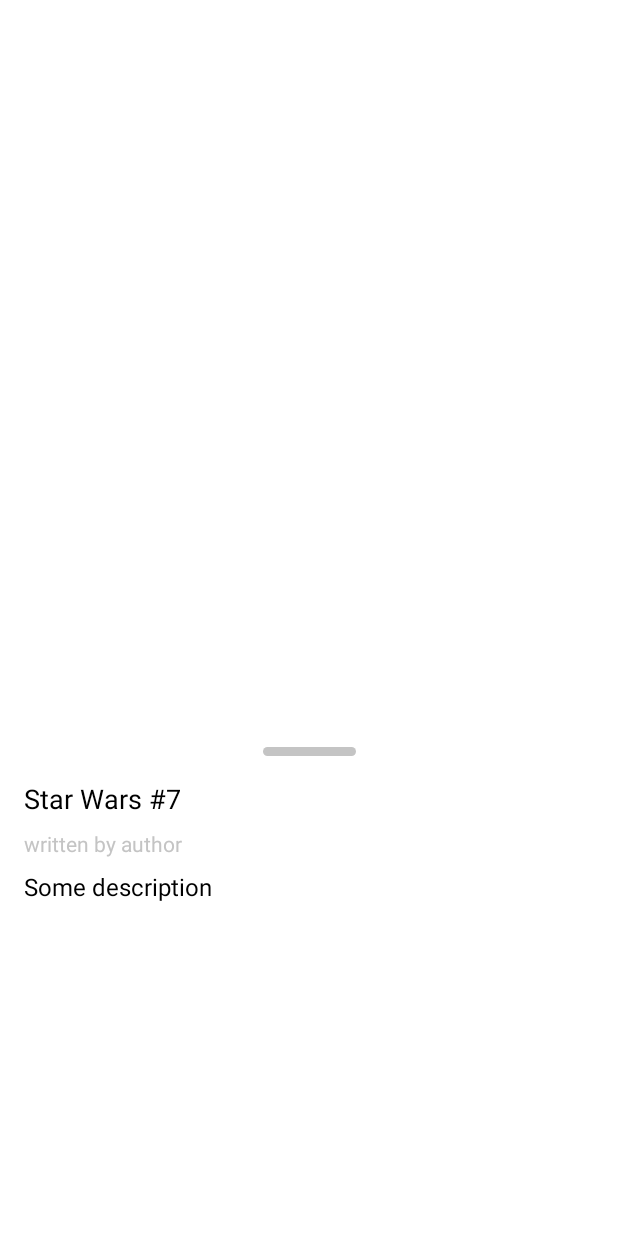
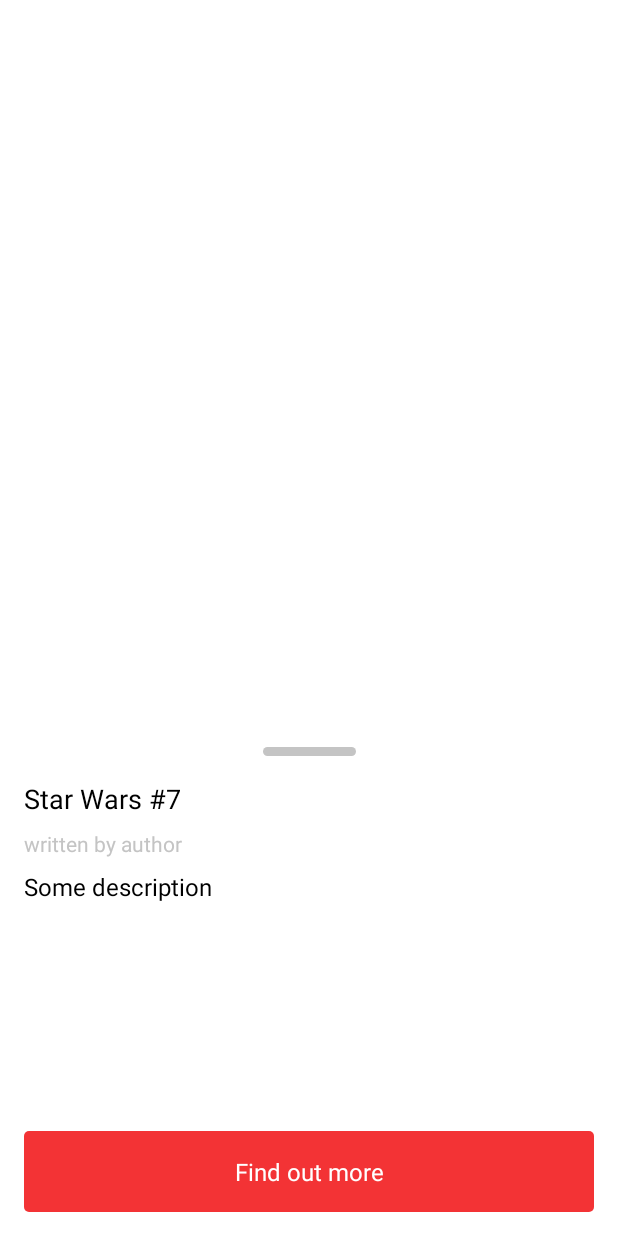
Before and after one commit to lukasz1303/Marvel_App, an Android app: the layout fragment_detail.xml on its own in the app's theme, with its tools: preview values and no code run, on a phone screen of 412 x 824 dp. Run offline under Robolectric (Android 15) with nearby library versions, the phone set to English and light mode, and no system bars.

Commit message:
Add find out more button

```diff
--- a/app/src/main/java/com/example/marvel_app/ComicsAdapter.kt
+++ b/app/src/main/java/com/example/marvel_app/ComicsAdapter.kt
@@ -8,7 +8,8 @@ import androidx.recyclerview.widget.RecyclerView
 import com.example.marvel_app.databinding.ListComicItemBinding
 import com.example.marvel_app.model.Comic
 
-class ComicsAdapter(val onClickListener: OnClickListener) : ListAdapter<Comic, ComicsAdapter.ComicViewHolder>(ComicDiffCallback()) {
+class ComicsAdapter(val onClickListener: OnClickListener) :
+    ListAdapter<Comic, ComicsAdapter.ComicViewHolder>(ComicDiffCallback()) {
 
     class ComicViewHolder(private val binding: ListComicItemBinding) :
         RecyclerView.ViewHolder(binding.root) {
--- a/app/src/main/java/com/example/marvel_app/detail/DetailFragment.kt
+++ b/app/src/main/java/com/example/marvel_app/detail/DetailFragment.kt
@@ -1,5 +1,7 @@
 package com.example.marvel_app.detail
 
+import android.content.Intent
+import android.net.Uri
 import android.os.Bundle
 import androidx.fragment.app.Fragment
 import android.view.LayoutInflater
@@ -17,6 +19,7 @@ class DetailFragment : Fragment() {
         val viewModelFactory = DetailViewModelFactory(comic)
         ViewModelProvider(this, viewModelFactory).get(DetailViewModel::class.java)
     }
+
     override fun onCreateView(
         inflater: LayoutInflater, container: ViewGroup?,
         savedInstanceState: Bundle?
@@ -25,7 +28,15 @@ class DetailFragment : Fragment() {
         binding.lifecycleOwner = this
         binding.viewModel = viewModel
 
-        BottomSheetBehavior.from(binding.bottomSheet).state=BottomSheetBehavior.STATE_COLLAPSED
+        BottomSheetBehavior.from(binding.bottomSheet).state = BottomSheetBehavior.STATE_COLLAPSED
+
+        binding.findOutMoreButton.setOnClickListener {
+            val webIntent = Intent(
+                Intent.ACTION_VIEW,
+                Uri.parse(viewModel.selectedComic.value?.detailUrl)
+            )
+            requireActivity().startActivity(webIntent)
+        }
 
         return binding.root
     }
--- a/app/src/main/java/com/example/marvel_app/detail/DetailViewModel.kt
+++ b/app/src/main/java/com/example/marvel_app/detail/DetailViewModel.kt
@@ -7,10 +7,9 @@ import com.example.marvel_app.model.Comic
 
 class DetailViewModel(comic: Comic) : ViewModel() {
 
-
     private val _selectedComic = MutableLiveData<Comic>()
     val selectedComic: LiveData<Comic>
-    get() = _selectedComic
+        get() = _selectedComic
 
     init {
         _selectedComic.value = comic
--- a/app/src/main/java/com/example/marvel_app/detail/DetailViewModelFactory.kt
+++ b/app/src/main/java/com/example/marvel_app/detail/DetailViewModelFactory.kt
@@ -7,9 +7,9 @@ import java.lang.IllegalArgumentException
 
 class DetailViewModelFactory(
     private val comic: Comic,
-) :ViewModelProvider.Factory {
+) : ViewModelProvider.Factory {
     override fun <T : ViewModel?> create(modelClass: Class<T>): T {
-        if (modelClass.isAssignableFrom(DetailViewModel::class.java)){
+        if (modelClass.isAssignableFrom(DetailViewModel::class.java)) {
             return DetailViewModel(comic) as T
         }
         throw IllegalArgumentException("Unknown ViewModel class")
--- a/app/src/main/java/com/example/marvel_app/home/HomeFragment.kt
+++ b/app/src/main/java/com/example/marvel_app/home/HomeFragment.kt
@@ -55,8 +55,9 @@ class HomeFragment : Fragment() {
         })
 
         viewModel.navigateToSelectedComic.observe(viewLifecycleOwner, Observer {
-            if(null != it){
-                this.findNavController().navigate(HomeFragmentDirections.actionHomeFragmentToDetailFragment(it))
+            if (null != it) {
+                this.findNavController()
+                    .navigate(HomeFragmentDirections.actionHomeFragmentToDetailFragment(it))
                 viewModel.displayComicDetailComplete()
             }
         })
--- a/app/src/main/java/com/example/marvel_app/home/HomeViewModel.kt
+++ b/app/src/main/java/com/example/marvel_app/home/HomeViewModel.kt
@@ -41,11 +41,11 @@ class HomeViewModel : ViewModel() {
         }
     }
 
-    fun displayComicDetail(comic: Comic){
+    fun displayComicDetail(comic: Comic) {
         _navigateToSelectedComic.value = comic
     }
 
-    fun displayComicDetailComplete(){
+    fun displayComicDetailComplete() {
         _navigateToSelectedComic.value = null
     }
 }
--- a/app/src/main/java/com/example/marvel_app/model/Comic.kt
+++ b/app/src/main/java/com/example/marvel_app/model/Comic.kt
@@ -9,5 +9,6 @@ data class Comic(
     val imageUrl: String?,
     val imageExtension: String?,
     val description: String?,
-    val authors: List<String>?
-) :Parcelable
+    val authors: List<String>?,
+    val detailUrl: String?
+) : Parcelable
--- a/app/src/main/java/com/example/marvel_app/network/NetworkComic.kt
+++ b/app/src/main/java/com/example/marvel_app/network/NetworkComic.kt
@@ -27,6 +27,17 @@ fun List<NetworkComic>.asDomainModel(): List<Comic> {
                 }
             }
         }
+        var detailUrl: String? = null
+        itComic.urls?.let {
+            for (url in itComic.urls) {
+                if (url != null) {
+                    if (url.type == "detail") {
+                        detailUrl = url.url
+                        break
+                    }
+                }
+            }
+        }
         var description: String? = null
         itComic.description?.let {
             description = Html.fromHtml(itComic.description, Html.FROM_HTML_MODE_LEGACY).toString()
@@ -36,7 +47,8 @@ fun List<NetworkComic>.asDomainModel(): List<Comic> {
             imageUrl = itComic.thumbnail?.path,
             imageExtension = itComic.thumbnail?.extension,
             description = description,
-            authors = authors
+            authors = authors,
+            detailUrl = detailUrl
         )
     }
 }
--- a/app/src/main/res/drawable/bottom_sheet_background.xml
+++ b/app/src/main/res/drawable/bottom_sheet_background.xml
@@ -3,5 +3,5 @@
     <solid android:color="@color/white" />
     <corners
         android:topLeftRadius="@dimen/bottom_sheet_background_radius"
-        android:topRightRadius="@dimen/bottom_sheet_background_radius"/>
+        android:topRightRadius="@dimen/bottom_sheet_background_radius" />
 </shape>
--- /dev/null
+++ b/app/src/main/res/drawable/button_background.xml
@@ -0,0 +1,5 @@
+<?xml version="1.0" encoding="utf-8"?>
+<shape xmlns:android="http://schemas.android.com/apk/res/android">
+    <solid android:color="@color/strawberry" />
+    <corners android:radius="@dimen/rectangle_up_radius" />
+</shape>
--- a/app/src/main/res/layout/fragment_detail.xml
+++ b/app/src/main/res/layout/fragment_detail.xml
@@ -25,14 +25,16 @@
             android:layout_height="match_parent">
 
             <ImageView
+                android:id="@+id/imageView"
                 android:layout_width="match_parent"
                 android:layout_height="wrap_content"
+                app:image_extension="@{viewModel.selectedComic.imageExtension}"
+                app:image_resolution="@{(1)}"
                 app:image_url="@{viewModel.selectedComic.imageUrl}"
-                app:image_resolution="@{(1)}"
-                app:image_extension="@{viewModel.selectedComic.imageExtension}"
                 app:layout_constraintEnd_toEndOf="parent"
                 app:layout_constraintStart_toStartOf="parent"
-                app:layout_constraintTop_toTopOf="parent" />
+                app:layout_constraintTop_toTopOf="parent"
+                android:contentDescription="@string/comic_image_description" />
 
         </androidx.constraintlayout.widget.ConstraintLayout>
 
@@ -52,7 +54,8 @@
                 android:src="@drawable/rectangle_up"
                 app:layout_constraintEnd_toEndOf="parent"
                 app:layout_constraintStart_toStartOf="parent"
-                app:layout_constraintTop_toTopOf="parent" />
+                app:layout_constraintTop_toTopOf="parent"
+                android:contentDescription="@string/rectangle_up_image_description"/>
 
             <ScrollView
                 android:layout_width="match_parent"
@@ -60,8 +63,9 @@
                 android:layout_marginStart="@dimen/detail_view_margin"
                 android:layout_marginTop="@dimen/detail_view_margin"
                 android:layout_marginEnd="@dimen/detail_view_margin"
+                android:layout_marginBottom="@dimen/detail_scroll_view_bottom_margin"
+                app:layout_constrainedHeight="true"
                 app:layout_constrainedWidth="true"
-                app:layout_constrainedHeight="true"
                 app:layout_constraintBottom_toBottomOf="parent"
                 app:layout_constraintEnd_toEndOf="parent"
                 app:layout_constraintHorizontal_bias="0.0"
@@ -99,7 +103,6 @@
                         android:layout_width="wrap_content"
                         android:layout_height="wrap_content"
                         android:layout_marginTop="@dimen/comic_text_margin"
-                        android:layout_marginBottom="@dimen/detail_view_margin"
                         android:text="@{viewModel.selectedComic.description}"
                         android:textColor="@color/black"
                         android:textSize="@dimen/comic_description_detail_text_size"
@@ -109,5 +112,34 @@
             </ScrollView>
 
         </androidx.constraintlayout.widget.ConstraintLayout>
+
+        <androidx.constraintlayout.widget.ConstraintLayout
+            android:layout_width="match_parent"
+            android:layout_height="match_parent">
+
+            <TextView
+                android:id="@+id/find_out_more_button"
+                android:layout_width="match_parent"
+                android:layout_height="wrap_content"
+                android:layout_marginStart="@dimen/detail_view_margin"
+                android:layout_marginTop="@dimen/detail_view_margin"
+                android:layout_marginEnd="@dimen/detail_view_margin"
+                android:layout_marginBottom="@dimen/find_out_more_button_bottom_margin"
+                android:background="@drawable/button_background"
+                android:gravity="center"
+                android:padding="@dimen/detail_view_margin"
+                android:text="@string/find_out_more"
+                android:textColor="@color/white"
+                android:textSize="@dimen/find_out_more_button_text_size"
+                app:layout_constrainedHeight="true"
+                app:layout_constrainedWidth="true"
+                app:layout_constraintBottom_toBottomOf="parent"
+                app:layout_constraintEnd_toEndOf="parent"
+                app:layout_constraintStart_toStartOf="parent"
+                tools:text="Find out more" />
+
+        </androidx.constraintlayout.widget.ConstraintLayout>
+
+
     </androidx.coordinatorlayout.widget.CoordinatorLayout>
 </layout>
--- a/app/src/main/res/layout/list_comic_item.xml
+++ b/app/src/main/res/layout/list_comic_item.xml
@@ -49,9 +49,9 @@
                         android:layout_width="@dimen/comic_image_width"
                         android:layout_height="wrap_content"
                         android:contentDescription="@string/comic_icon_description"
-                        app:image_url="@{viewHolder.imageUrl}"
+                        app:image_extension="@{viewHolder.imageExtension}"
                         app:image_resolution="@{(0)}"
-                        app:image_extension="@{viewHolder.imageExtension}"/>
+                        app:image_url="@{viewHolder.imageUrl}" />
                 </androidx.cardview.widget.CardView>
 
 
--- a/app/src/main/res/navigation/nav_graph.xml
+++ b/app/src/main/res/navigation/nav_graph.xml
@@ -9,7 +9,7 @@
         android:id="@+id/homeFragment"
         android:name="com.example.marvel_app.home.HomeFragment"
         android:label="fragment_home"
-        tools:layout="@layout/fragment_home" >
+        tools:layout="@layout/fragment_home">
         <action
             android:id="@+id/action_homeFragment_to_detailFragment"
             app:destination="@id/detailFragment" />
@@ -20,7 +20,6 @@
         android:label="DetailFragment">
         <argument
             android:name="selectedComic"
-            app:argType="com.example.marvel_app.model.Comic"
-            />
+            app:argType="com.example.marvel_app.model.Comic" />
     </fragment>
 </navigation>
--- a/app/src/main/res/values/colors.xml
+++ b/app/src/main/res/values/colors.xml
@@ -9,4 +9,5 @@
     <color name="white">#FFFFFFFF</color>
     <color name="very_light_pink">#FFC4C4C4</color>
     <color name="gray_300">#E0E0E0</color>
+    <color name="strawberry">#f33335</color>
 </resources>
--- a/app/src/main/res/values/dimens.xml
+++ b/app/src/main/res/values/dimens.xml
@@ -15,8 +15,11 @@
     <dimen name="rectangle_up_width">62dp</dimen>
     <dimen name="rectangle_up_height">6dp</dimen>
     <dimen name="rectangle_up_margin_top">10dp</dimen>
-    <dimen name="bottom_sheet_height">500dp</dimen>
+    <dimen name="bottom_sheet_height">550dp</dimen>
     <dimen name="bottom_sheet_peek_height">336dp</dimen>
     <dimen name="detail_view_margin">16dp</dimen>
     <dimen name="bottom_sheet_background_radius">15dp</dimen>
+    <dimen name="find_out_more_button_text_size">16sp</dimen>
+    <dimen name="find_out_more_button_bottom_margin">16dp</dimen>
+    <dimen name="detail_scroll_view_bottom_margin">97dp</dimen>
 </resources>
--- a/app/src/main/res/values/strings.xml
+++ b/app/src/main/res/values/strings.xml
@@ -3,6 +3,7 @@
     <string name="written_by">Written by</string>
     <string name="comic_icon_description">Icon of Marvel Comic</string>
     <string name="error_message">Error occurred :(</string>
-    <!-- TODO: Remove or change this placeholder text -->
-    <string name="hello_blank_fragment">Hello blank fragment</string>
+    <string name="find_out_more">Find out more</string>
+    <string name="rectangle_up_image_description">Rectangle up image</string>
+    <string name="comic_image_description">Comic image</string>
 </resources>
```
Also changed, not shown: app/src/main/java/com/example/marvel_app/BindingAdapter.kt (+7 -2 lines).
